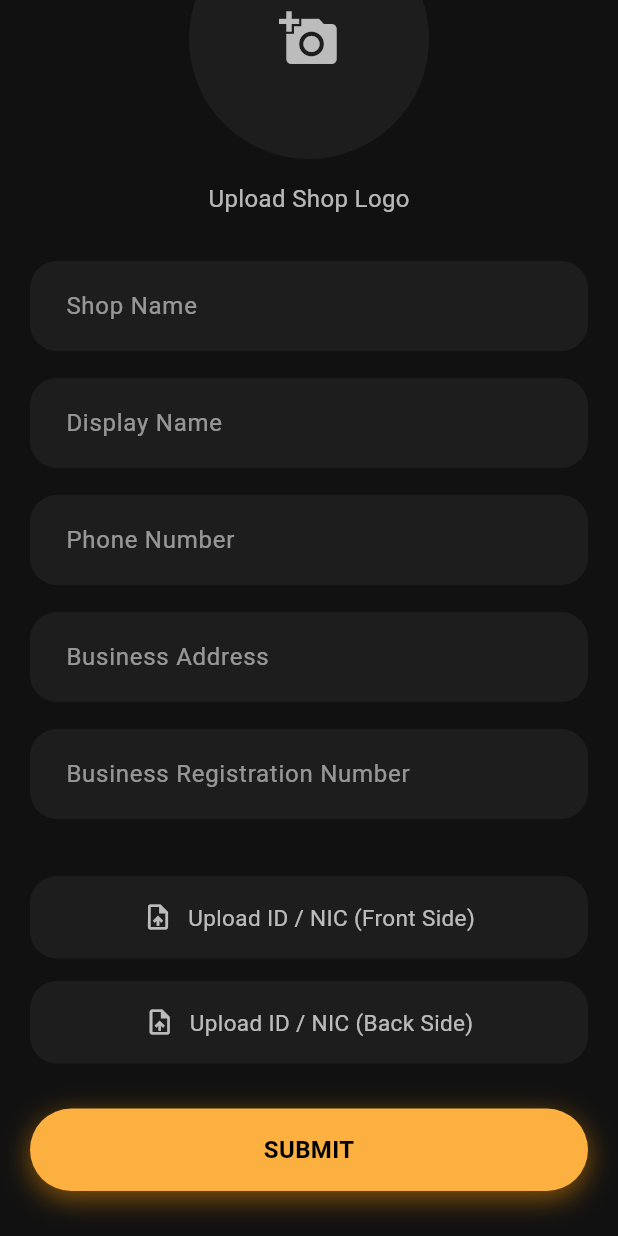
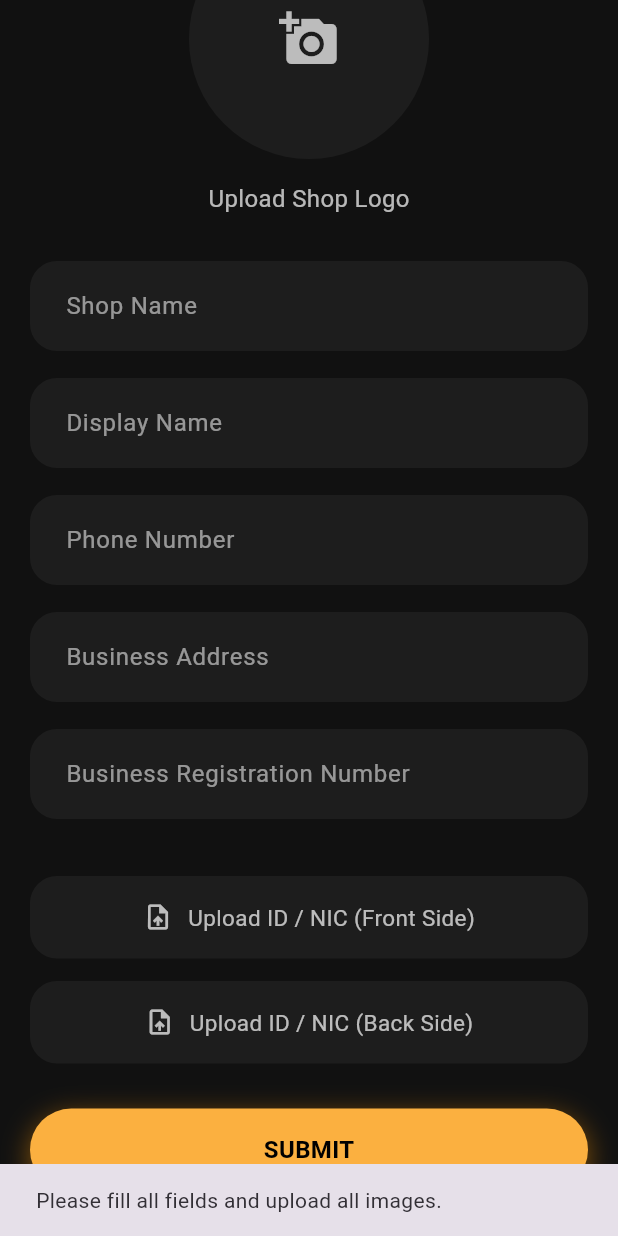
Before and after one commit to LumeoLK/Lumeo-App, a Flutter app: the SellerRegistrationInfoScreen screen opened directly, scrolled down 136 dp, after a tap on "SUBMIT", on a phone screen of 412 x 824 dp. Run offline on Flutter 3.47's test engine with Material 3 defaults, Android fonts, the phone set to English and light mode, and no system bars; our stand-ins replace flutter_riverpod, get, google_sign_in, image_picker, shared_preferences, socket_io_client and 1 more; accounts and stored records are empty.

Commit message:
full functioning become a seller functions

```diff
--- a/demo/lib/Constants.dart
+++ b/demo/lib/Constants.dart
@@ -11,5 +11,5 @@ class Constants {
   static String chatUri = '$baseUrl/api/chat';
   static String wishlistUri = '$baseUrl/api/wishlist';
   static String ordersUri = '$baseUrl/api/orders';
-  static String sellersUri = '$baseUrl/api/sellers';
+  static String sellersUri = '$baseUrl/api/seller';
 }
--- a/demo/lib/pages/seller-registration_info.dart
+++ b/demo/lib/pages/seller-registration_info.dart
@@ -1,32 +1,37 @@
 import 'dart:io'; // Needed for the File class
 import 'package:flutter/material.dart';
 import 'package:image_picker/image_picker.dart'; // Needed for picking images
-
-class SellerRegistrationInfoScreen extends StatefulWidget {
+import 'package:http/http.dart' as http;
+import 'package:shared_preferences/shared_preferences.dart';
+import '../providers/auth_provider.dart';
+import '../Constants.dart';
+import 'package:flutter_riverpod/flutter_riverpod.dart';
+import 'dart:convert';
+import 'package:http_parser/http_parser.dart';
+class SellerRegistrationInfoScreen extends ConsumerStatefulWidget {
   const SellerRegistrationInfoScreen({super.key});
 
   @override
-  State<SellerRegistrationInfoScreen> createState() =>
+  ConsumerState<SellerRegistrationInfoScreen> createState() =>
       _SellerRegistrationInfoScreenState();
 }
 
 class _SellerRegistrationInfoScreenState
-    extends State<SellerRegistrationInfoScreen> {
+    extends ConsumerState<SellerRegistrationInfoScreen> {
   // --- Text Controllers ---
   final TextEditingController shopNameController = TextEditingController();
   final TextEditingController displayNameController = TextEditingController();
   final TextEditingController phoneNumberController = TextEditingController();
-  final TextEditingController businessAddressController =
-      TextEditingController();
+  final TextEditingController businessAddressController =TextEditingController();
   final TextEditingController businessRegController = TextEditingController();
 
-  // --- STEP 2: Image State Variables ---
-  // We use File? because initially, no image is selected (it's null).
   File? logoImage;
   File? nicFrontImage;
   File? nicBackImage;
 
   final ImagePicker _picker = ImagePicker();
+
+  bool isLoading = false;
 
   @override
   void dispose() {
@@ -62,6 +67,129 @@ class _SellerRegistrationInfoScreenState
       // In a real app, we might show a SnackBar here to tell the user something went wrong.
     }
   }
+
+  Future<void> _submitSellerRegistration() async {
+    // 1. Basic Validation (Make sure everything is filled!)
+    if (shopNameController.text.isEmpty ||
+        displayNameController.text.isEmpty ||
+        phoneNumberController.text.isEmpty ||
+        businessAddressController.text.isEmpty ||
+        businessRegController.text.isEmpty ||
+        logoImage == null ||
+        nicFrontImage == null ||
+        nicBackImage == null) {
+
+      ScaffoldMessenger.of(context).showSnackBar(
+        const SnackBar(content: Text("Please fill all fields and upload all images.")),
+      );
+      return;
+    }
+    final prefs = await SharedPreferences.getInstance();
+    final String myAuthToken = prefs.getString('x-auth-token') ?? "";
+
+    if (myAuthToken.isEmpty) {
+      ScaffoldMessenger.of(context).showSnackBar(
+        const SnackBar(
+          content: Text("Authentication error. Please log in again."),
+          backgroundColor: Colors.red,
+        ),
+      );
+      return; // Stop here if we don't have a token
+    }
+    setState(() {
+      isLoading = true;
+    });
+
+    try {
+      var uri = Uri.parse('${Constants.sellersUri}/become-seller');
+
+      var request = http.MultipartRequest('POST', uri);
+
+      // 2. Add Headers (The authorization token)
+      request.headers.addAll({
+        'Authorization': 'Bearer $myAuthToken',
+      });
+
+      request.fields['shopName'] = shopNameController.text;
+      request.fields['displayName'] = displayNameController.text;
+      request.fields['phoneNumber'] = phoneNumberController.text;
+      request.fields['businessAddress'] = businessAddressController.text;
+      request.fields['businessRegNumber'] = businessRegController.text;
+
+      // 5. Add the Image Files WITH explicit Media Types
+      request.files.add(
+        await http.MultipartFile.fromPath(
+          'logo',
+          logoImage!.path,
+          contentType: MediaType(
+            'image',
+            'jpeg',
+          ), // Forces the backend to recognize it as an image
+        ),
+      );
+
+      request.files.add(
+        await http.MultipartFile.fromPath(
+          'NICfront',
+          nicFrontImage!.path,
+          contentType: MediaType('image', 'jpeg'),
+        ),
+      );
+
+      request.files.add(
+        await http.MultipartFile.fromPath(
+          'NICback',
+          nicBackImage!.path,
+          contentType: MediaType('image', 'jpeg'),
+        ),
+      );
+
+      // 5. Send the Request!
+      var streamedResponse = await request.send();
+      var response = await http.Response.fromStream(streamedResponse);
+      print("Status Code: ${response.statusCode}");
+      print("Response Body: ${response.body}");
+      var responseData = jsonDecode(response.body);
+
+      if (response.statusCode == 200 || response.statusCode == 201) {
+        final String newToken = responseData['token'];
+
+        // 2. Overwrite the old token in the device's local vault
+        final prefs = await SharedPreferences.getInstance();
+        await prefs.setString('x-auth-token', newToken);
+
+        // Success! Tell the user the good news
+        ScaffoldMessenger.of(context).showSnackBar(
+          const SnackBar(
+            content: Text("Seller registration successful! Welcome aboard."),
+            backgroundColor: Colors.green,
+          ),
+        );
+
+        Navigator.pop(context);
+      } else {
+        // Backend returned an error (e.g., "Seller with same Business Registration Number already exist")
+        ScaffoldMessenger.of(context).showSnackBar(
+          SnackBar(content: Text(responseData['msg'] ?? "Registration failed."), backgroundColor: Colors.red),
+        );
+      }
+      } catch (e) {
+      print("Error during submission: $e");
+      ScaffoldMessenger.of(context).showSnackBar(
+        const SnackBar(
+          content: Text("An error occurred. Please check your connection."),
+          backgroundColor: Colors.red,
+        ),
+      );
+    } finally {
+      // Stop the loading spinner whether it succeeded or failed
+      setState(() {
+        isLoading = false;
+      });
+    }
+  }
+
+
 
   @override
   Widget build(BuildContext context) {
@@ -152,6 +280,7 @@ class _SellerRegistrationInfoScreenState
                   print("Logo Selected: ${logoImage != null}");
                   print("NIC Front Selected: ${nicFrontImage != null}");
                   print("NIC Back Selected: ${nicBackImage != null}");
+                  _submitSellerRegistration();
                 },
                 child: Container(
                   width: double.infinity,
--- a/demo/pubspec.yaml
+++ b/demo/pubspec.yaml
@@ -19,7 +19,7 @@ publish_to: "none" # Remove this line if you wish to publish to pub.dev
 version: 1.0.0+1
 
 environment:
-  sdk: '>=3.9.2 <4.0.0'
+  sdk: ">=3.9.2 <4.0.0"
 
 # Dependencies specify other packages that your package needs in order to work.
 # To automatically upgrade your package dependencies to the latest versions
@@ -46,6 +46,7 @@ dependencies:
   google_sign_in: ^6.2.1
   #flutter_facebook_auth: ^7.1.2
   font_awesome_flutter: ^10.12.0
+  http_parser: ^4.1.2
 dev_dependencies:
   flutter_test:
     sdk: flutter
@@ -78,7 +79,6 @@ flutter:
     - assets/images/lumeo_brandmark.png
     - assets/images/lumeo_transparent.png
     - assets/images/img1.png
-    - assets/images/bags.png
     - assets/videos/loop.mp4
 
   #   - images/a_dot_burr.jpeg
```
Also changed, not shown: demo/pubspec.lock.
